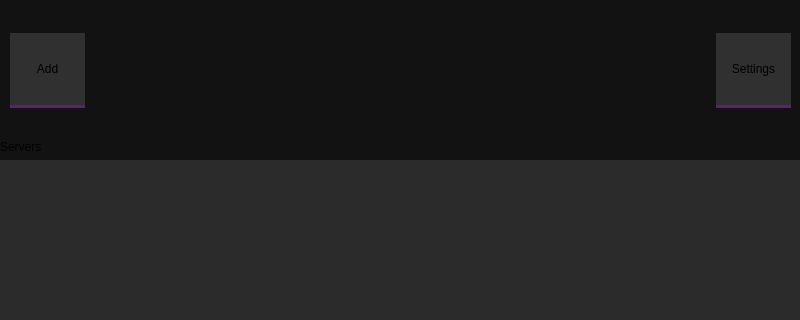
metootem/TF2-Dedicated-Server-Manager, file mainwindow.ui: the form before one commit; both pictures show x 0 to 800 and y 0 to 320 of the 800 by 600 pixel window.
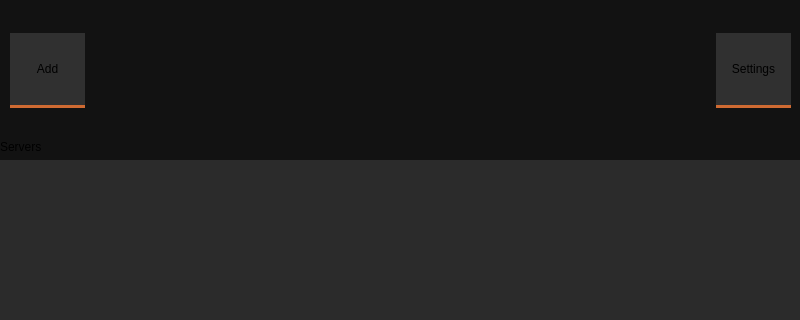
The form after the commit.

```diff
--- a/mainwindow.ui
+++ b/mainwindow.ui
@@ -37,9 +37,9 @@
      <colorrole role="Button">
       <brush brushstyle="SolidPattern">
        <color alpha="255">
-        <red>85</red>
-        <green>40</green>
-        <blue>97</blue>
+        <red>207</red>
+        <green>106</green>
+        <blue>50</blue>
        </color>
       </brush>
      </colorrole>
@@ -82,9 +82,18 @@
      <colorrole role="Highlight">
       <brush brushstyle="SolidPattern">
        <color alpha="255">
-        <red>85</red>
-        <green>40</green>
-        <blue>97</blue>
+        <red>207</red>
+        <green>106</green>
+        <blue>50</blue>
+       </color>
+      </brush>
+     </colorrole>
+     <colorrole role="LinkVisited">
+      <brush brushstyle="SolidPattern">
+       <color alpha="255">
+        <red>255</red>
+        <green>158</green>
+        <blue>105</blue>
        </color>
       </brush>
      </colorrole>
@@ -120,9 +129,9 @@
      <colorrole role="Button">
       <brush brushstyle="SolidPattern">
        <color alpha="255">
-        <red>85</red>
-        <green>40</green>
-        <blue>97</blue>
+        <red>207</red>
+        <green>106</green>
+        <blue>50</blue>
        </color>
       </brush>
      </colorrole>
@@ -165,9 +174,18 @@
      <colorrole role="Highlight">
       <brush brushstyle="SolidPattern">
        <color alpha="255">
-        <red>85</red>
-        <green>40</green>
-        <blue>97</blue>
+        <red>207</red>
+        <green>106</green>
+        <blue>50</blue>
+       </color>
+      </brush>
+     </colorrole>
+     <colorrole role="LinkVisited">
+      <brush brushstyle="SolidPattern">
+       <color alpha="255">
+        <red>255</red>
+        <green>158</green>
+        <blue>105</blue>
        </color>
       </brush>
      </colorrole>
@@ -203,9 +221,9 @@
      <colorrole role="Button">
       <brush brushstyle="SolidPattern">
        <color alpha="255">
-        <red>85</red>
-        <green>40</green>
-        <blue>97</blue>
+        <red>207</red>
+        <green>106</green>
+        <blue>50</blue>
        </color>
       </brush>
      </colorrole>
@@ -263,6 +281,15 @@
        </color>
       </brush>
      </colorrole>
+     <colorrole role="LinkVisited">
+      <brush brushstyle="SolidPattern">
+       <color alpha="255">
+        <red>255</red>
+        <green>158</green>
+        <blue>105</blue>
+       </color>
+      </brush>
+     </colorrole>
      <colorrole role="AlternateBase">
       <brush brushstyle="SolidPattern">
        <color alpha="255">
@@ -291,15 +318,13 @@
    <string notr="true">QTabBar::tab {
 	border: 0px solid;
 	background-color: #2b2b2b;
-	padding-bottom: 10px;
-	padding-left: 5px;
-	padding-right: 5px;
+	padding: 5px;
 	border-top-left-radius: 3px;
 	border-top-right-radius: 3px;
 }
 
 QTabBar::tab:selected {
-	background-color: #552861;
+	background-color: #cf6a32;
 }
 
 QTabWidget::pane {
@@ -309,7 +334,7 @@
 
 QPushButton {
 	border: none;
-border-bottom: 3px solid #552861;
+border-bottom: 3px solid #cf6a32;
 	background-color: #303030;
 	font: 13pt &quot;Noto Sans&quot;;
 }
```
Left out of the diff: 4 changed lines with no effect on the pictures.
